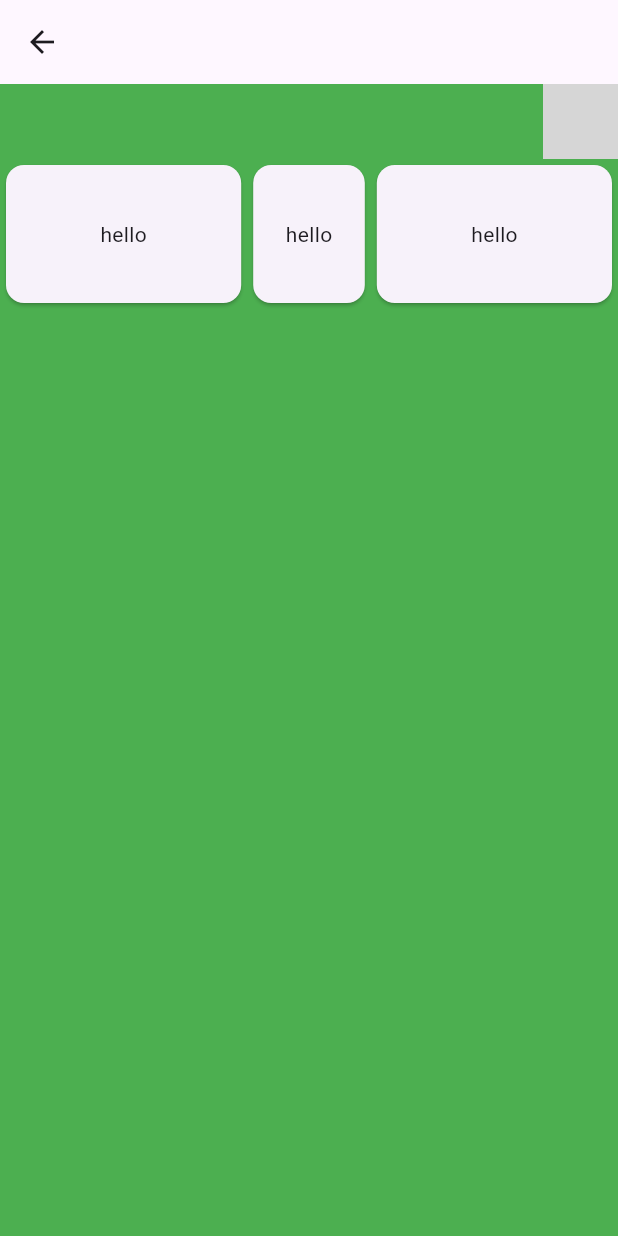
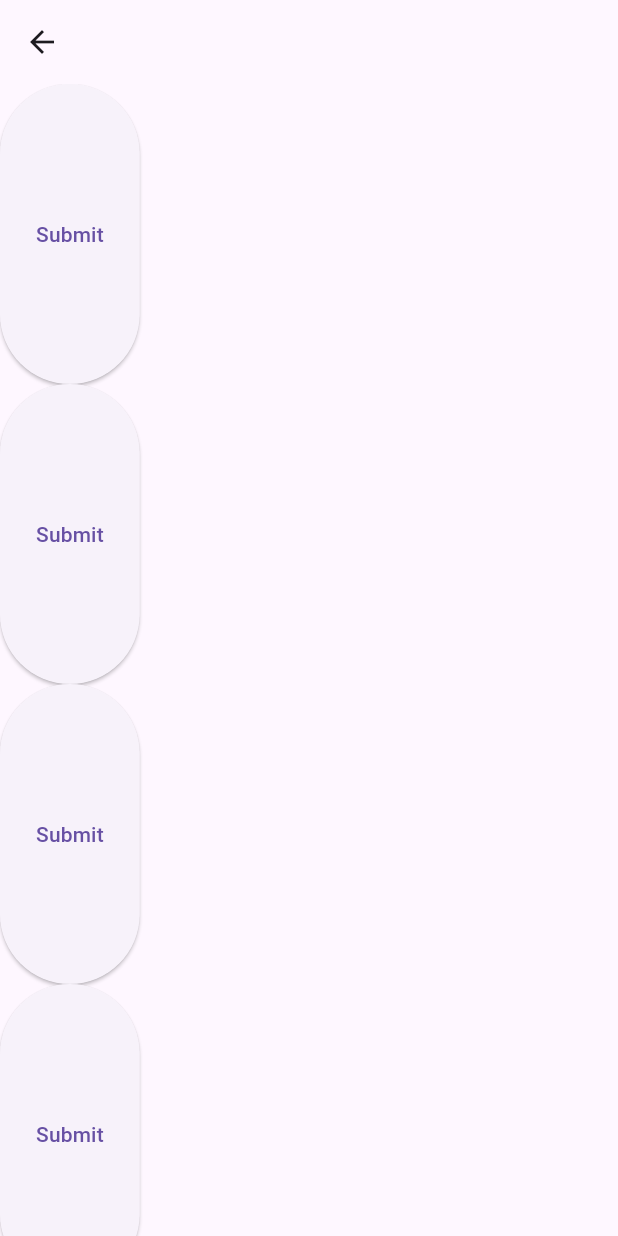
Before and after one commit to Sprajapati123/AI38, a Flutter app: the HomeScreen screen opened directly, on a phone screen of 412 x 824 dp. Run offline on Flutter 3.47's test engine with Material 3 defaults, Android fonts, the phone set to English and light mode, and no system bars; our stand-ins replace fluttertoast, shared_preferences; missing offline and left inert: dart:ffi; accounts and stored records are empty; grey boxes are pictures that could not be loaded.

Commit message:
home screen

```diff
--- a/lib/home_screen.dart
+++ b/lib/home_screen.dart
@@ -6,66 +6,69 @@ class HomeScreen extends StatelessWidget {
   @override
   Widget build(BuildContext context) {
     return Scaffold(
-      backgroundColor: Colors.green,
       appBar: AppBar(),
       body: Column(
         children: [
-          Row(
-            mainAxisAlignment: MainAxisAlignment.end,
-            children: [
-              Image.asset("assets/images/user.png",
-              height: 50,
-                width: 50,
-              )
-            ],
+          SizedBox(
+            height: 200,
+            child: ElevatedButton(onPressed: () {
+
+            }, child: Text("Submit")),
           ),
+          SizedBox(
+            height: 200,
+            child: ElevatedButton(onPressed: () {
 
-          Row(
-            children: [
-              Expanded(
-                flex: 2,
-                child: Container(
-                  height: 100,
-                  child: Card(
-                    child: Column(
-                      mainAxisAlignment: MainAxisAlignment.center,
-                      children: [
-                        Text("hello")
-                      ],
+            }, child: Text("Submit")),
           ),
+          SizedBox(
+            height: 200,
+            child: ElevatedButton(onPressed: () {
+
+            }, child: Text("Submit")),
           ),
+          SizedBox(
+            height: 200,
+            child: ElevatedButton(onPressed: () {
+
+            }, child: Text("Submit")),
           ),
+          SizedBox(
+            height: 200,
+            child: ElevatedButton(onPressed: () {
+
+            }, child: Text("Submit")),
           ),
-              Expanded(
-                flex: 1,
-                child: Container(
-                  height: 100,
-                  child: Card(
-                    child: Column(
-                      mainAxisAlignment: MainAxisAlignment.center,
-                      children: [
-                        Text("hello")
-                      ],
+          SizedBox(
+            height: 200,
+            child: ElevatedButton(onPressed: () {
+
+            }, child: Text("Submit")),
           ),
+          SizedBox(
+            height: 200,
+            child: ElevatedButton(onPressed: () {
+
+            }, child: Text("Submit")),
           ),
+          SizedBox(
+            height: 200,
+            child: ElevatedButton(onPressed: () {
+
+            }, child: Text("Submit")),
           ),
+          SizedBox(
+            height: 200,
+            child: ElevatedButton(onPressed: () {
+
+            }, child: Text("Submit")),
           ),
-              Expanded(
-                flex: 2,
-                child: Container(
-                  height: 100,
-                  child: Card(
-                    child: Column(
-                      mainAxisAlignment: MainAxisAlignment.center,
-                      children: [
-                        Text("hello")
-                      ],
+          SizedBox(
+            height: 200,
+            child: ElevatedButton(onPressed: () {
+
+            }, child: Text("Submit")),
           ),
-                  ),
-                ),
-              ),
-            ],
-          )
         ],
       ),
     );
```
Also changed, not shown: firebase.json (added), 1 other file. Lines whose indentation alone changed are shown as unchanged.
